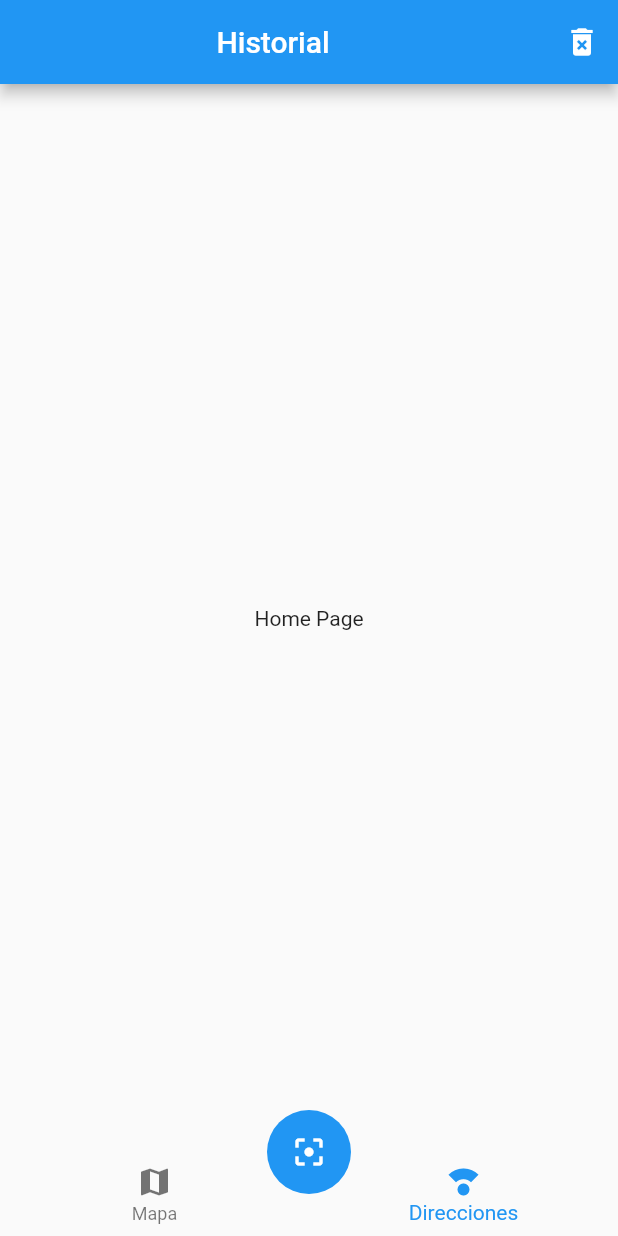
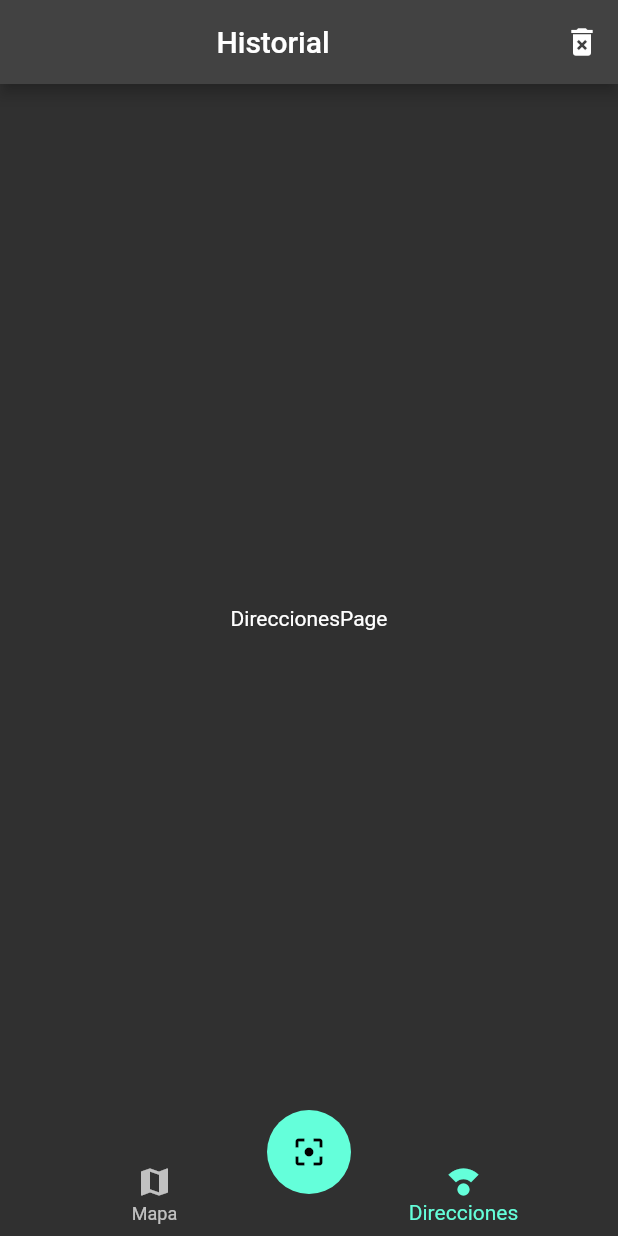
Before and after one commit to loplop8/Proyectos_Flutter, a Flutter app: the screen it shows after launch, on a phone screen of 412 x 824 dp. Run offline on Flutter 3.47's test engine with Material 2 defaults, Android fonts, the light colour scheme and no system bars; our stand-ins replace card_swiper.

Commit message:
Cambio entre pantallas terminado

```diff
--- a/qr_reader/qr_reader/lib/main.dart
+++ b/qr_reader/qr_reader/lib/main.dart
@@ -1,5 +1,7 @@
 import 'package:flutter/material.dart';
+import 'package:provider/provider.dart';
 import 'package:qr_reader/pages/pages.dart';
+import 'package:qr_reader/providers/ui.state.dart';
 
 void main() {
   runApp(const MyApp());
@@ -11,7 +13,13 @@ class MyApp extends StatelessWidget {
   // This widget is the root of your application.
   @override
   Widget build(BuildContext context) {
-    return MaterialApp(
+    return MultiProvider(
+
+      providers: [
+        ChangeNotifierProvider(create: ( _ )=> Uiprovider() )
+      ],
+
+      child: MaterialApp(
         debugShowCheckedModeBanner: false,
         title: 'QR Reader',
         initialRoute: "home",
@@ -19,6 +27,8 @@ class MyApp extends StatelessWidget {
           "home": (_) => const HomePage(),
           "mapa ": (_) => const MapaPage()
         },
+        theme: ThemeData.dark(),
+      ),
     );
   }
 }
--- /dev/null
+++ b/qr_reader/qr_reader/lib/pages/direcciones_page.dart
@@ -0,0 +1,12 @@
+import 'package:flutter/material.dart';
+
+class DireccionesPage extends StatelessWidget {
+  const DireccionesPage({super.key});
+
+  @override
+  Widget build(BuildContext context) {
+    return const Center(
+      child: Text('DireccionesPage'),
+    );
+  }
+}
--- /dev/null
+++ b/qr_reader/qr_reader/lib/pages/historial_mapas.dart
@@ -0,0 +1,12 @@
+import 'package:flutter/material.dart';
+
+class HistorialMapasPage extends StatelessWidget {
+  const HistorialMapasPage({super.key});
+
+  @override
+  Widget build(BuildContext context) {
+    return const Center(
+      child: Text('HistorialMapasPage'),
+    );
+  }
+}
--- a/qr_reader/qr_reader/lib/pages/home_page.dart
+++ b/qr_reader/qr_reader/lib/pages/home_page.dart
@@ -1,6 +1,10 @@
 import 'package:flutter/material.dart';
+import 'package:provider/provider.dart';
+import 'package:qr_reader/pages/direcciones_page.dart';
 import 'package:qr_reader/widgets/custom_floating_action_buttom.dart';
 import 'package:qr_reader/widgets/widgets.dart';
+import 'package:qr_reader/pages/pages.dart';
+import 'package:qr_reader/providers/ui.state.dart';
 
 class HomePage extends StatelessWidget {
   const HomePage({super.key});
@@ -14,12 +18,36 @@ class HomePage extends StatelessWidget {
           IconButton(onPressed: () {}, icon: const Icon(Icons.delete_forever))
         ],
       ),
-      body: const Center(
-        child: Text('Home Page'),
-      ),
+      body: _HomePageBody(),
       bottomNavigationBar: const CustomNavigatorBar(),
       floatingActionButton: const CustomFloatingActionButtom(),
       floatingActionButtonLocation: FloatingActionButtonLocation.centerDocked,
     );
   }
 }
+
+class _HomePageBody extends StatelessWidget {
+  @override
+  Widget build(BuildContext context) {
+    final uiProvider = Provider.of<Uiprovider>(context);
+
+    final currentIndex = uiProvider.selectedMenuOpt;
+
+    switch (currentIndex) {
+      case 0:
+        {
+          return const HistorialMapasPage();
+        }
+
+      case 1:
+        {
+          return const DireccionesPage();
+        }
+
+      default:
+        {
+          return const HistorialMapasPage();
+        }
+    }
+  }
+}
--- a/qr_reader/qr_reader/lib/pages/mapa_page.dart
+++ b/qr_reader/qr_reader/lib/pages/mapa_page.dart
@@ -1,4 +1,5 @@
 import 'package:flutter/material.dart';
+import 'package:qr_reader/pages/pages.dart';
 
 class MapaPage extends StatelessWidget {
   const MapaPage({super.key});
@@ -7,7 +8,7 @@ class MapaPage extends StatelessWidget {
   Widget build(BuildContext context) {
     return const Scaffold(
       body: Center(
-        child: Text('MapaPage'),
+        child: HistorialMapasPage(),
       ),
     );
   }
--- a/qr_reader/qr_reader/lib/pages/pages.dart
+++ b/qr_reader/qr_reader/lib/pages/pages.dart
@@ -1,2 +1,3 @@
 export 'package:qr_reader/pages/home_page.dart';
 export 'package:qr_reader/pages/mapa_page.dart';
+export 'package:qr_reader/pages/historial_mapas.dart';
--- /dev/null
+++ b/qr_reader/qr_reader/lib/providers/ui.state.dart
@@ -0,0 +1,14 @@
+import 'package:flutter/material.dart';
+
+class Uiprovider extends ChangeNotifier {
+  int _selectedMenuOption = 1;
+
+  int get selectedMenuOpt {
+    return _selectedMenuOption;
+  }
+
+  set selectedMenuOpt(int i) {
+    _selectedMenuOption = i;
+    notifyListeners();
+  }
+}
--- a/qr_reader/qr_reader/lib/widgets/custom_navigatorbar.dart
+++ b/qr_reader/qr_reader/lib/widgets/custom_navigatorbar.dart
@@ -1,14 +1,25 @@
 import 'package:flutter/material.dart';
+import 'package:provider/provider.dart';
+
+import '../providers/ui.state.dart';
 
 class CustomNavigatorBar extends StatelessWidget {
   const CustomNavigatorBar({super.key});
 
   @override
   Widget build(BuildContext context) {
-    return BottomNavigationBar(items: const <BottomNavigationBarItem>[
-      BottomNavigationBarItem(icon: Icon(Icons.map), label: "Mapa"),
-      BottomNavigationBarItem(
-          icon: Icon(Icons.compass_calibration), label: "Direcciones")
-    ], currentIndex: 1, elevation: 0);
+    final uiProvider = Provider.of<Uiprovider>(context);
+    final currentIndex = uiProvider.selectedMenuOpt;
+
+    return BottomNavigationBar(
+      items: const <BottomNavigationBarItem>[
+        BottomNavigationBarItem(icon: Icon(Icons.map), label: "Mapa"),
+        BottomNavigationBarItem(
+            icon: Icon(Icons.compass_calibration), label: "Direcciones")
+      ],
+      currentIndex: currentIndex,
+      elevation: 0,
+      onTap: (int i) => uiProvider.selectedMenuOpt = i,
+    );
   }
 }
--- a/qr_reader/qr_reader/pubspec.yaml
+++ b/qr_reader/qr_reader/pubspec.yaml
@@ -35,6 +35,8 @@ dependencies:
   # The following adds the Cupertino Icons font to your application.
   # Use with the CupertinoIcons class for iOS style icons.
   cupertino_icons: ^1.0.2
+  provider: ^6.0.5
+  flutter_barcode_scanner: ^2.0.0
 
 dev_dependencies:
   flutter_test:
```
Also changed, not shown: qr_reader/qr_reader/pubspec.lock. Lines whose indentation alone changed are shown as unchanged.
